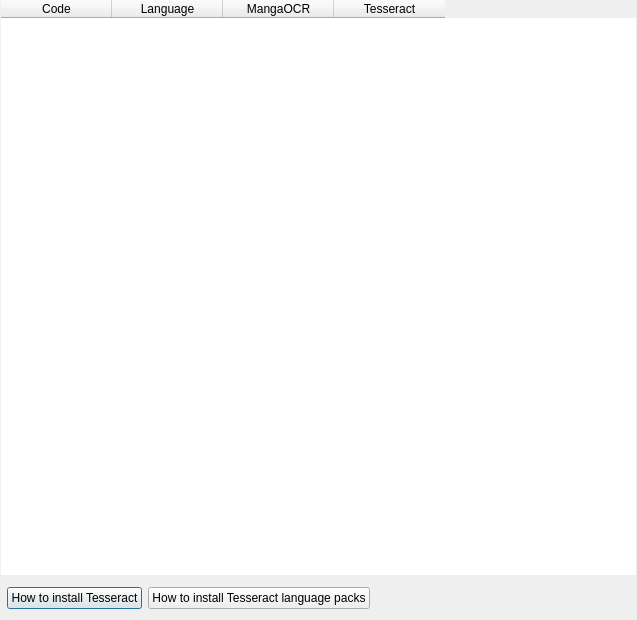
Above: ui_files/OCRLanguageSupport.ui from VoxelCubes/PanelCleaner before the change. Below: the same form after it.
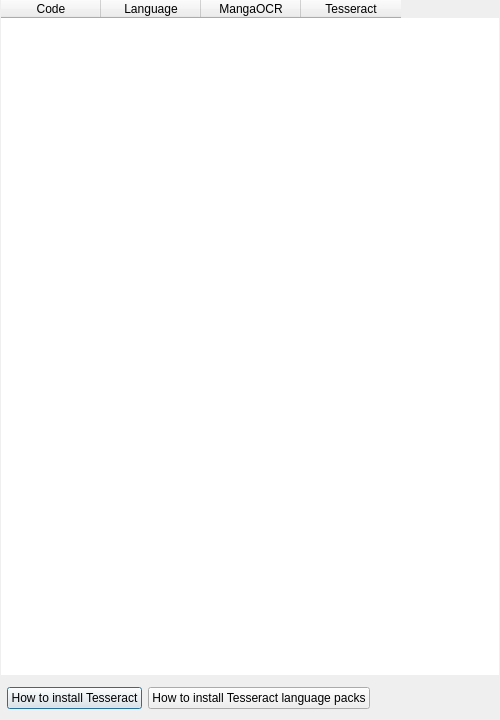
That is the form after the change. Icons and pictures are not drawn. Custom widgets are drawn as their Qt base class.

```diff
--- a/ui_files/OCRLanguageSupport.ui
+++ b/ui_files/OCRLanguageSupport.ui
@@ -6,8 +6,8 @@
    <rect>
     <x>0</x>
     <y>0</y>
-    <width>637</width>
-    <height>620</height>
+    <width>500</width>
+    <height>720</height>
    </rect>
   </property>
   <property name="windowTitle">
@@ -62,7 +62,7 @@
       <bool>true</bool>
      </attribute>
      <attribute name="horizontalHeaderMinimumSectionSize">
-      <number>111</number>
+      <number>80</number>
      </attribute>
      <attribute name="horizontalHeaderHighlightSections">
       <bool>false</bool>
```
Left out of the diff: 6 changed lines with no effect on the pictures.
